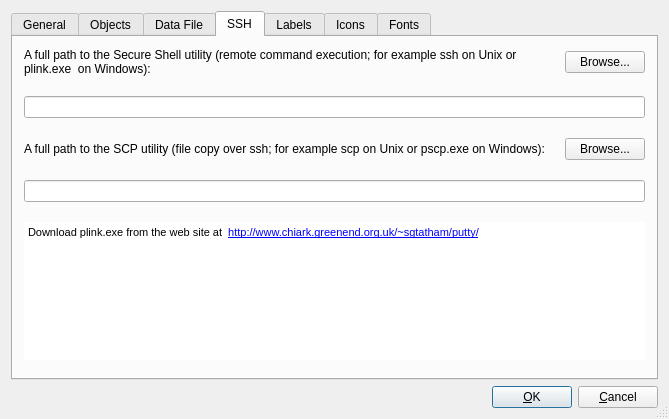
This is src/gui/prefsdialog_q.ui in fwbuilder/fwbuilder as Qt 5 draws it before an edit. The edited form follows.
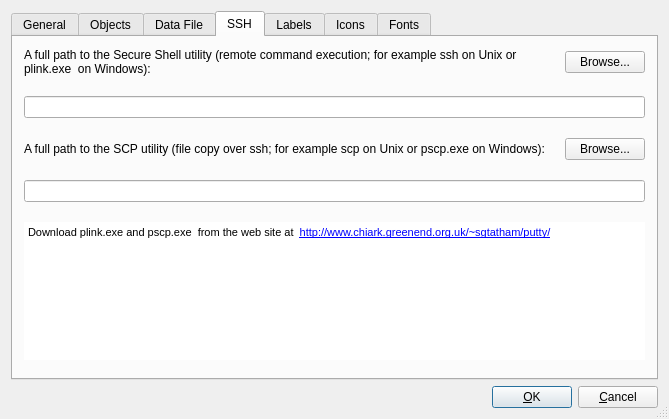
This is the edited form. The open tabs and pages were chosen to show the change.

Commit message: mention pscp.exe in addition to plink.exe in preferences dialog hint

Patch:
```diff
--- a/src/gui/prefsdialog_q.ui
+++ b/src/gui/prefsdialog_q.ui
@@ -516,7 +516,7 @@
 &lt;html>&lt;head>&lt;meta name="qrichtext" content="1" />&lt;style type="text/css">
 p, li { white-space: pre-wrap; }
 &lt;/style>&lt;/head>&lt;body style=" font-family:'Lucida Grande'; font-size:13pt; font-weight:400; font-style:normal;">
-&lt;p style=" margin-top:0px; margin-bottom:0px; margin-left:0px; margin-right:0px; -qt-block-indent:0; text-indent:0px; font-family:'MS Shell Dlg 2'; font-size:8pt;">Download plink.exe from the web site at  &lt;a href="http://www.chiark.greenend.org.uk/~sgtatham/putty/">&lt;span style=" text-decoration: underline; color:#0000ff;">http://www.chiark.greenend.org.uk/~sgtatham/putty/&lt;/span>&lt;/a>&lt;/p>
+&lt;p style=" margin-top:0px; margin-bottom:0px; margin-left:0px; margin-right:0px; -qt-block-indent:0; text-indent:0px; font-family:'MS Shell Dlg 2'; font-size:8pt;">Download plink.exe and pscp.exe  from the web site at  &lt;a href="http://www.chiark.greenend.org.uk/~sgtatham/putty/">&lt;span style=" text-decoration: underline; color:#0000ff;">http://www.chiark.greenend.org.uk/~sgtatham/putty/&lt;/span>&lt;/a>&lt;/p>
 &lt;p style="-qt-paragraph-type:empty; margin-top:0px; margin-bottom:0px; margin-left:0px; margin-right:0px; -qt-block-indent:0; text-indent:0px; font-family:'MS Shell Dlg 2'; font-size:8pt;">&lt;/p>&lt;/body>&lt;/html></string>
          </property>
          <property name="openExternalLinks" >
```
The commit also changes 1 other file.
